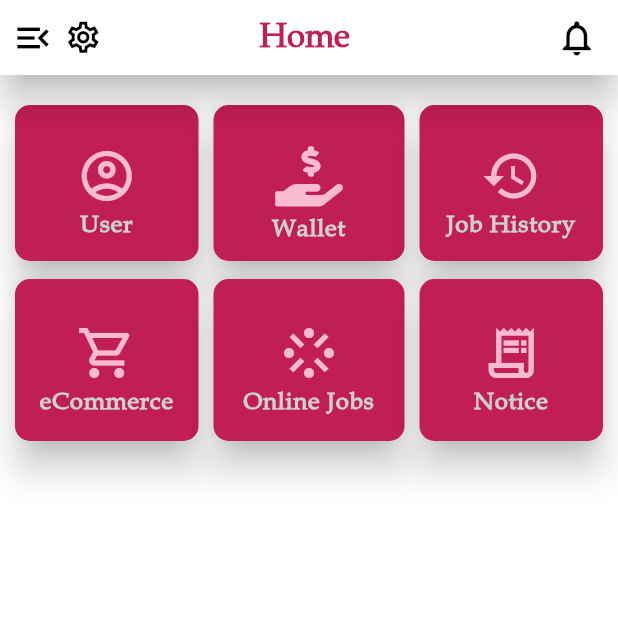
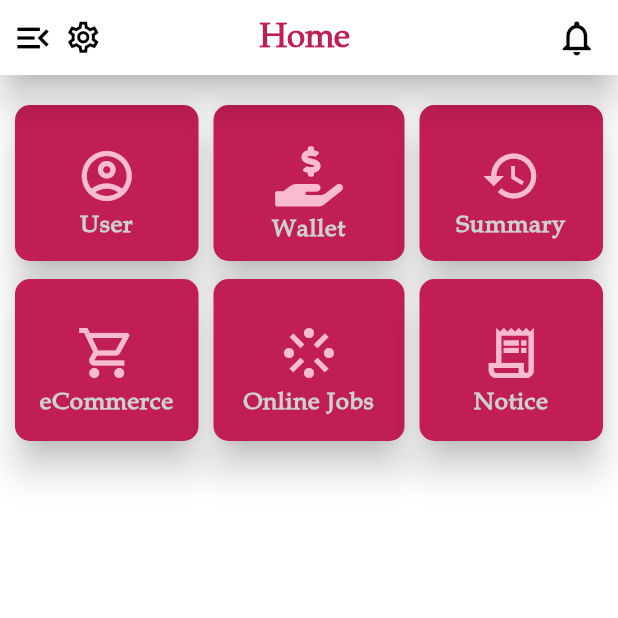
Before and after one commit to sohailmahmud/redid, a Flutter app: the SignIn screen opened by its route, after a tap on "Sign in", on a phone screen of 412 x 824 dp, the top half of it. Run offline on Flutter 3.47's test engine with Material 2 defaults, Android fonts, the light colour scheme and no system bars; our stand-ins replace argon_buttons_flutter, flutter_otp_text_field, font_awesome_flutter, intl_phone_number_input; statements that could not run were skipped; project files that could hold a hidden picture were left out.

Commit message:
changes dashboard items

```diff
--- a/lib/src/views/auth/signin/signin.dart
+++ b/lib/src/views/auth/signin/signin.dart
@@ -150,7 +150,8 @@ class SignInState extends State<SignIn> {
                   child: Image.asset('assets/icons/forgotpass.png'),
                 ),
               ),
-              InkWell(
+              Expanded(
+                child: InkWell(
                   highlightColor: kBackgroundColor,
                   hoverColor: kBackgroundColor,
                   //splashColor: kBackgroundColor,
@@ -167,6 +168,7 @@ class SignInState extends State<SignIn> {
                   onTap: () {
                     Navigator.of(context).pushNamed('');
                   },
+                ),
               ),
             ],
           ),
--- a/lib/src/views/dashboard/dashboard.dart
+++ b/lib/src/views/dashboard/dashboard.dart
@@ -243,7 +243,7 @@ class DashboardState extends State<Dashboard> {
                       Container(
                         padding: EdgeInsets.zero,
                         child: const Text(
-                          'Job History',
+                          'Summary',
                           style: TextStyle(
                             fontFamily: 'Book-Antiqua',
                             fontSize: 16.0,
```
Lines whose indentation alone changed are shown as unchanged.
